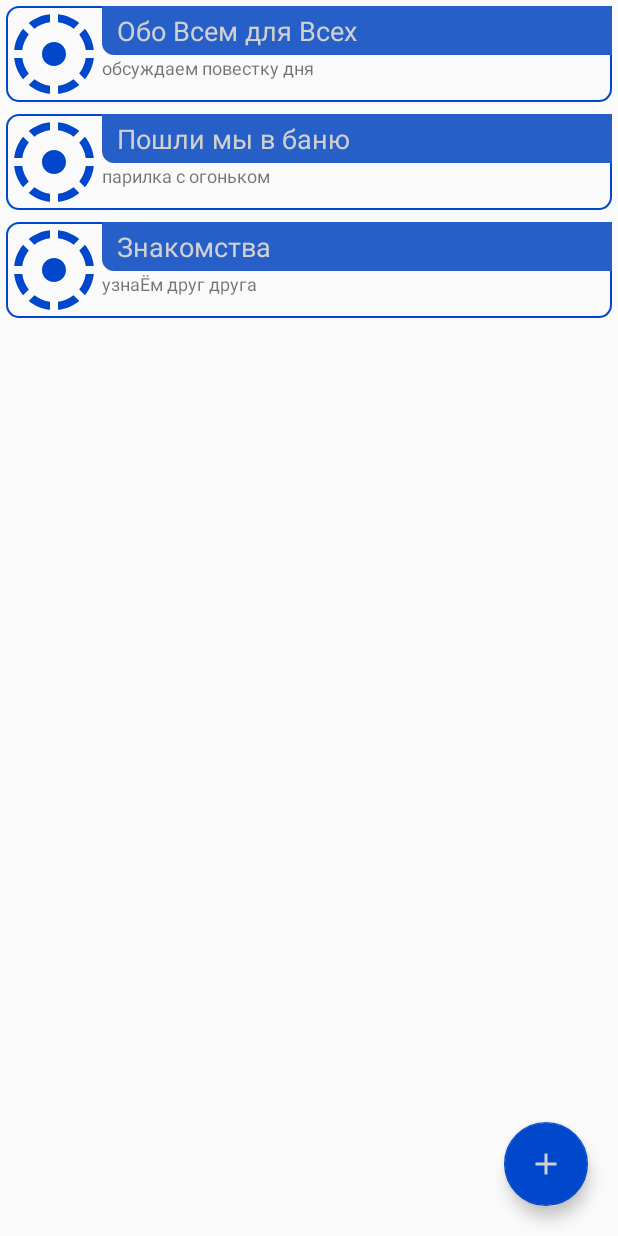
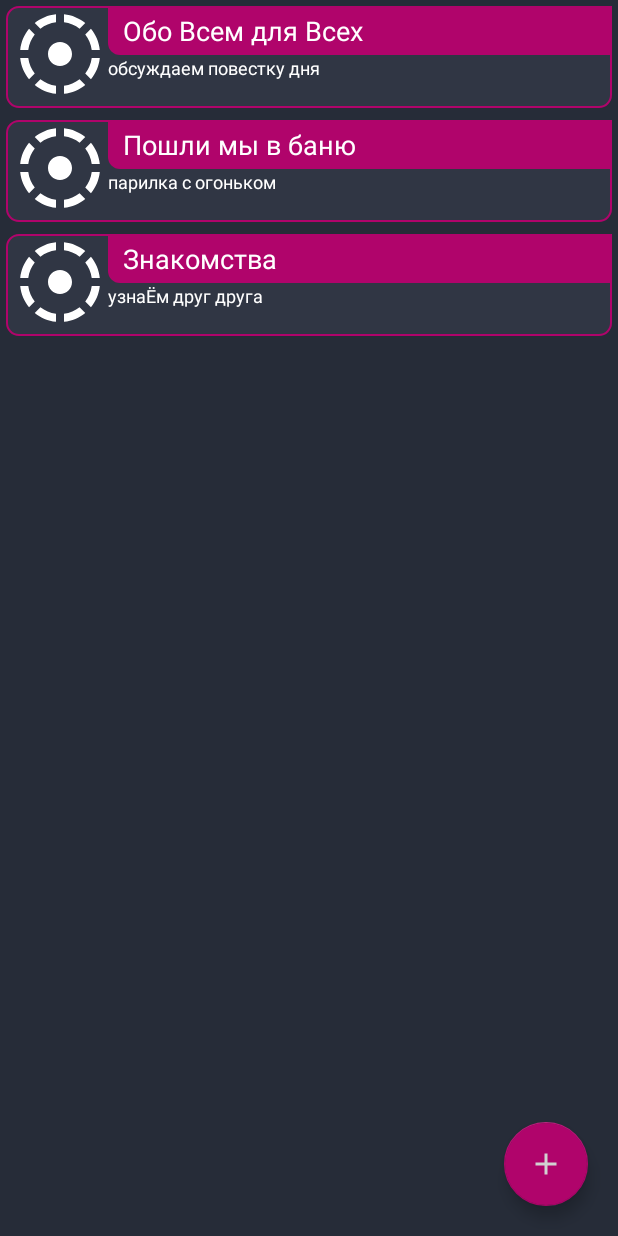
Before and after one commit to gpm80/LunchBreak, an Android app: the screen it shows after launch (RoomListActivity), on a phone screen of 412 x 824 dp. Run offline under Robolectric (Android 15) with nearby library versions, the phone set to English and light mode, and no system bars.

Commit message:
Замена цвета

```diff
--- a/app/src/main/AndroidManifest.xml
+++ b/app/src/main/AndroidManifest.xml
@@ -9,11 +9,6 @@
             android:roundIcon="@mipmap/ic_launcher_round"
             android:supportsRtl="true"
             android:theme="@style/AppTheme">
-        <activity
-                android:name=".Main2Activity"
-                android:label="@string/title_activity_main2"
-                android:theme="@style/AppTheme.NoActionBar">
-        </activity>
         <activity android:name=".ui.room.RoomListActivity">
             <intent-filter>
                 <action android:name="android.intent.action.MAIN"/>
--- /dev/null
+++ b/app/src/main/java/ru/hakaton/rutech/ui/room/RoomDetailActivity.java
@@ -0,0 +1,19 @@
+package ru.hakaton.rutech.ui.room;
+
+import android.os.Bundle;
+import android.os.PersistableBundle;
+import androidx.annotation.Nullable;
+import androidx.appcompat.app.AppCompatActivity;
+import ru.hakaton.rutech.R;
+
+/**
+ * Created by Petr Gusarov
+ */
+public class RoomDetailActivity extends AppCompatActivity {
+
+    @Override
+    public void onCreate(@Nullable Bundle savedInstanceState) {
+        super.onCreate(savedInstanceState);
+        setContentView(R.layout.activity_room_list);
+    }
+}
--- a/app/src/main/res/drawable/background_room_item.xml
+++ b/app/src/main/res/drawable/background_room_item.xml
@@ -3,7 +3,10 @@
        android:shape="rectangle">
     <corners android:radius="8dp"/>
 
-    <solid android:color="@android:color/transparent"/>
-    <stroke android:color="@color/roomStroke"
+    <solid android:color="@color/contextBackgroundGrey"/>
+    <stroke android:color="@color/contextAccent"
             android:width="1dp"/>
+    <padding
+            android:bottom="4dp"
+            android:left="4dp"/>
 </shape>
--- a/app/src/main/res/drawable/background_room_title.xml
+++ b/app/src/main/res/drawable/background_room_title.xml
@@ -3,11 +3,10 @@
        android:shape="rectangle">
     <corners android:bottomLeftRadius="8dp"/>
 
-    <solid android:color="@color/roomTitleBackground"/>
+    <solid android:color="@color/contextAccent"/>
     <padding
-
             android:bottom="4dp"
             android:left="10dp"
-            android:right="4dp"
+            android:right="2dp"
             android:top="4dp"/>
 </shape>
--- a/app/src/main/res/drawable/ico_table.xml
+++ b/app/src/main/res/drawable/ico_table.xml
@@ -4,6 +4,6 @@
         android:viewportWidth="24.0"
         android:viewportHeight="24.0">
     <path
-        android:fillColor="@color/contextImage"
+        android:fillColor="@color/contextText"
         android:pathData="M11,4.07L11,2.05c-2.01,0.2 -3.84,1 -5.32,2.21L7.1,5.69c1.11,-0.86 2.44,-1.44 3.9,-1.62zM18.32,4.26C16.84,3.05 15.01,2.25 13,2.05v2.02c1.46,0.18 2.79,0.76 3.9,1.62l1.42,-1.43zM19.93,11h2.02c-0.2,-2.01 -1,-3.84 -2.21,-5.32L18.31,7.1c0.86,1.11 1.44,2.44 1.62,3.9zM5.69,7.1L4.26,5.68C3.05,7.16 2.25,8.99 2.05,11h2.02c0.18,-1.46 0.76,-2.79 1.62,-3.9zM4.07,13L2.05,13c0.2,2.01 1,3.84 2.21,5.32l1.43,-1.43c-0.86,-1.1 -1.44,-2.43 -1.62,-3.89zM15,12c0,-1.66 -1.34,-3 -3,-3s-3,1.34 -3,3 1.34,3 3,3 3,-1.34 3,-3zM18.31,16.9l1.43,1.43c1.21,-1.48 2.01,-3.32 2.21,-5.32h-2.02c-0.18,1.45 -0.76,2.78 -1.62,3.89zM13,19.93v2.02c2.01,-0.2 3.84,-1 5.32,-2.21l-1.43,-1.43c-1.1,0.86 -2.43,1.44 -3.89,1.62zM5.68,19.74C7.16,20.95 9,21.75 11,21.95v-2.02c-1.46,-0.18 -2.79,-0.76 -3.9,-1.62l-1.42,1.43z"/>
 </vector>
--- a/app/src/main/res/layout/activity_room_list.xml
+++ b/app/src/main/res/layout/activity_room_list.xml
@@ -9,6 +9,7 @@
 
     <LinearLayout
             android:orientation="vertical"
+            android:background="@color/contextBackgroundBlack"
             android:gravity="bottom"
             android:layout_width="match_parent"
             android:layout_height="match_parent">
--- a/app/src/main/res/layout/item_room.xml
+++ b/app/src/main/res/layout/item_room.xml
@@ -28,13 +28,14 @@
                     android:layout_width="match_parent"
                     android:layout_height="wrap_content"
                     android:text=""
-                    android:textColor="@color/roomTitleText"
+                    android:textColor="@color/contextText"
                     android:textSize="@dimen/room_title_size"/>
             <TextView
                     android:id="@+id/room_item_description"
                     android:layout_width="match_parent"
                     android:layout_height="wrap_content"
                     android:text=""
+                    android:textColor="@color/contextText"
                     android:textSize="@dimen/room_description_size"/>
         </LinearLayout>
     </LinearLayout>
--- a/app/src/main/res/values/colors.xml
+++ b/app/src/main/res/values/colors.xml
@@ -1,16 +1,12 @@
 <?xml version="1.0" encoding="utf-8"?>
 <resources>
-    <color name="colorPrimary">#0047CC</color>
-    <color name="colorPrimaryDark">#002D81</color>
-    <color name="colorAccent">#0047CC</color>
+    <color name="floatImage">#d1d1d1</color>
+    <color name="contextImage">#B0046B</color>
 
-    <color name="floatImage">#d1d1d1</color>
-    <color name="contextImage">#0047CC</color>
-
-
-    <color name="roomStroke">#0047CC</color>
-    <color name="roomTitleText">#d1d1d1</color>
-    <color name="roomTitleBackground" >#275FC9</color>
+    <color name="contextBackgroundBlack">#262C38</color>
+    <color name="contextBackgroundGrey">#303644</color>
+    <color name="contextAccent">#B0046B</color>
+    <color name="contextText">#FFFFFF</color>
 
 
 </resources>
--- a/app/src/main/res/values/styles.xml
+++ b/app/src/main/res/values/styles.xml
@@ -5,9 +5,10 @@
         <item name="windowActionBar">false</item>
         <item name="windowNoTitle">true</item>
         <!-- Customize your theme here. -->
-        <item name="colorPrimary">@color/colorPrimary</item>
-        <item name="colorPrimaryDark">@color/colorPrimaryDark</item>
-        <item name="colorAccent">@color/colorAccent</item>
+        <item name="colorPrimary">@color/contextBackgroundBlack</item>
+        <item name="colorPrimaryDark">@color/contextBackgroundGrey</item>
+        <item name="colorAccent">@color/contextAccent</item>
+<!--        <item name="android:background">@color/contextBackgroundBlack</item>-->
     </style>
     <style name="AppTheme.NoActionBar">
         <item name="windowActionBar">false</item>
```
